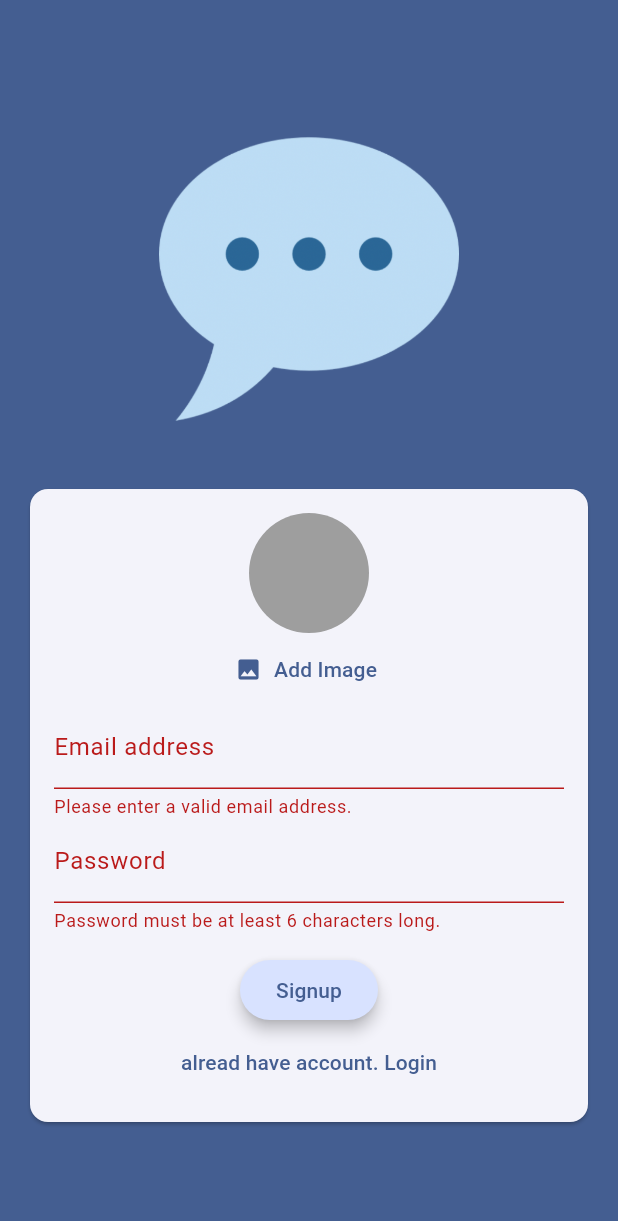
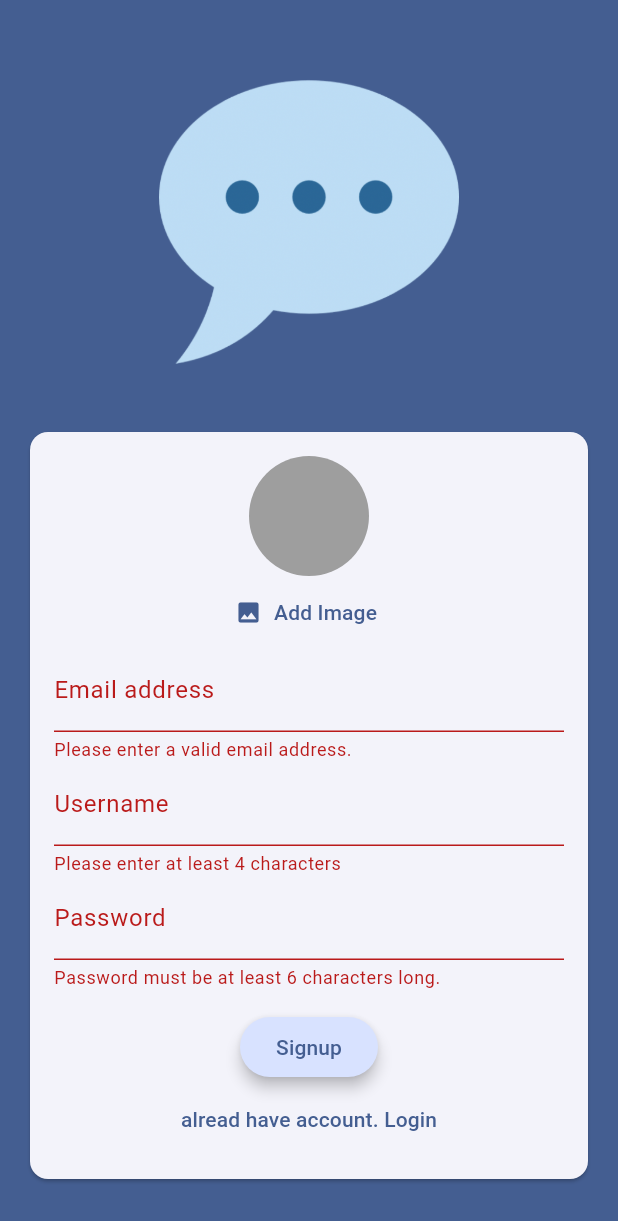
Before and after one commit to amarjaiswar16/flutter-chat-app, a Flutter app: the screen it shows after launch, after a tap on "Login", after a tap on "Create an account", after a tap on "Signup", on a phone screen of 412 x 824 dp. Shown: the top 1221 px of the screen. Run offline on Flutter 3.47's test engine with Material 2 defaults, Android fonts, the phone set to English and light mode, and no system bars; our stand-ins replace cloud_firestore, firebase_auth, firebase_core, firebase_storage, image_picker; accounts and stored records are empty.

Commit message:
username added in signup screen

```diff
--- a/lib/screens.dart/auth.dart
+++ b/lib/screens.dart/auth.dart
@@ -23,6 +23,7 @@ class _AuthScreenState extends State<AuthScreen> {
   var _isLogin = true;
   var _enteredEmail = '';
   var _enteredPassword = '';
+  var _enteredUsername = '';
   File? _selectedImage;
   var _isAuthenticating = false;
 
@@ -64,10 +65,10 @@ class _AuthScreenState extends State<AuthScreen> {
             .collection('users')
             .doc(userCredentials.user!.uid)
             .set({
-              'username': 'to be added...',
-              'email': _enteredEmail,
-              'image_url': imageUrl,
-            });
+          'username': _enteredUsername,
+          'email': _enteredEmail,
+          'image_url': imageUrl,
+        });
       }
     } on FirebaseAuthException catch (error) {
       ScaffoldMessenger.of(context).clearSnackBars();
@@ -133,6 +134,23 @@ class _AuthScreenState extends State<AuthScreen> {
                           _enteredEmail = value!;
                         },
                       ),
+                      if (!_isLogin)
+                        TextFormField(
+                          decoration:
+                              const InputDecoration(labelText: 'Username'),
+                          enableSuggestions: false,
+                          validator: (value) {
+                            if (value == null ||
+                                value.isEmpty ||
+                                value.trim().length < 4) {
+                              return 'Please enter at least 4 characters';
+                            }
+                            return null;
+                          },
+                          onSaved: (value) {
+                            _enteredUsername = value!;
+                          },
+                        ),
                       TextFormField(
                         decoration: const InputDecoration(
                           labelText: 'Password',
```
